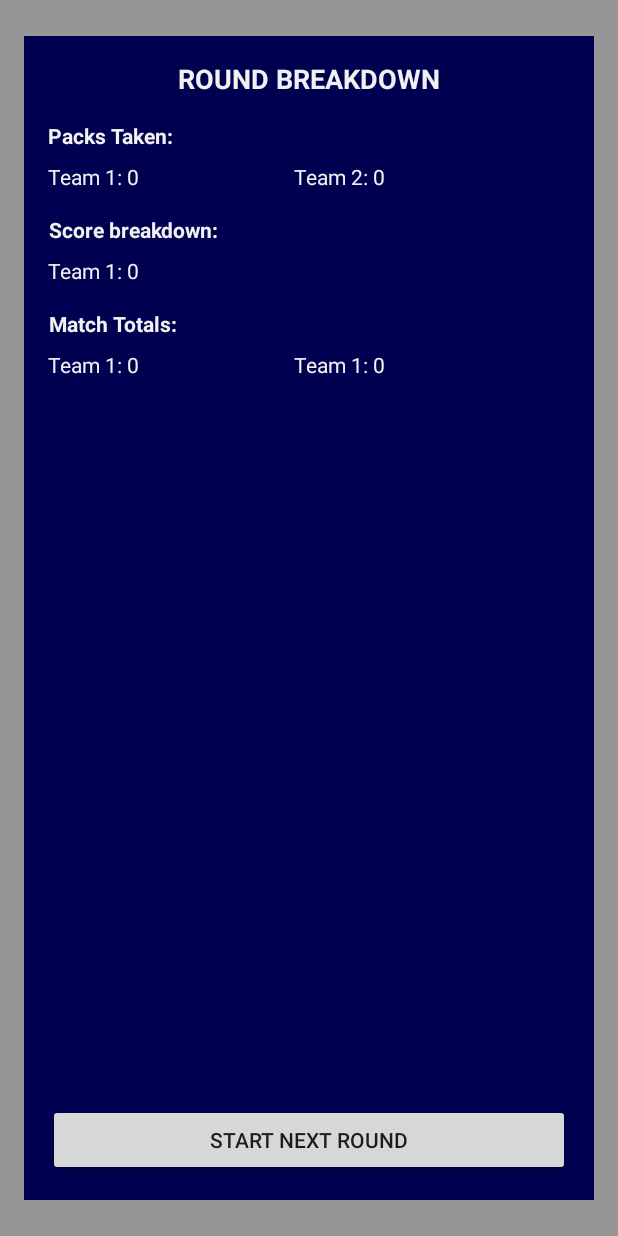
After one commit to koosschwartz7/Fivehundred, an Android app: the layout round_breakdown.xml on its own in the app's theme, with its tools: preview values and no code run, on a phone screen of 412 x 824 dp. The commit adds this screen. Run offline under Robolectric (Android 15) with nearby library versions, the phone set to English and light mode, and no system bars.

Commit message:
More corrections to mayPlayCard, again. More validation for placing of bet. Added round breakdown screen after round. mayPlaceBet still needs some work

```diff
--- a/app/src/main/java/za/co/kschwartz/fivehundreds/network/FirebaseCommunicator.kt
+++ b/app/src/main/java/za/co/kschwartz/fivehundreds/network/FirebaseCommunicator.kt
@@ -141,6 +141,10 @@ class FirebaseCommunicator(override val responseReceiver: ResponseReceiver) : Mu
             if (pack.turns[0].playedCard.suit == Suit.NULLSUIT) {
                 round.generateNextPackPlayOrder()
             }
+        } else {
+            for (i in 1..2) {
+                match.teams["Team $i"]!!.score += round.getTotalScoreForTeam(i)
+            }
         }
 
         val fbMatchNode = database.child("matches").child(match.uniqueMatchCode)
--- a/app/src/main/res/layout/activity_game.xml
+++ b/app/src/main/res/layout/activity_game.xml
@@ -20,7 +20,8 @@
             android:layout_width="match_parent"
             android:layout_height="wrap_content"
             android:orientation="vertical"
-            android:paddingBottom="130dp">
+            android:paddingBottom="130dp"
+            android:id="@+id/llMainContainer">
 
             <LinearLayout
                 android:id="@+id/llBettingScreen"
--- /dev/null
+++ b/app/src/main/res/layout/round_breakdown.xml
@@ -0,0 +1,149 @@
+<?xml version="1.0" encoding="utf-8"?>
+<androidx.constraintlayout.widget.ConstraintLayout
+    xmlns:android="http://schemas.android.com/apk/res/android"
+    xmlns:app="http://schemas.android.com/apk/res-auto"
+    xmlns:tools="http://schemas.android.com/tools"
+    android:layout_width="match_parent"
+    android:layout_height="match_parent"
+    android:background="@color/black_overlay">
+
+    <androidx.constraintlayout.widget.ConstraintLayout
+        android:layout_width="match_parent"
+        android:layout_height="match_parent"
+        android:layout_marginStart="16dp"
+        android:layout_marginTop="24dp"
+        android:layout_marginEnd="16dp"
+        android:layout_marginBottom="24dp"
+        android:background="@color/colorPrimaryDark"
+        app:layout_constraintBottom_toBottomOf="parent"
+        app:layout_constraintEnd_toEndOf="parent"
+        app:layout_constraintStart_toStartOf="parent"
+        app:layout_constraintTop_toTopOf="parent">
+
+        <TextView
+            android:id="@+id/textView7"
+            android:layout_width="wrap_content"
+            android:layout_height="wrap_content"
+            android:layout_marginTop="16dp"
+            android:gravity="center_horizontal"
+            android:text="ROUND BREAKDOWN"
+            android:textColor="@color/offWhite"
+            android:textSize="18sp"
+            android:textStyle="bold"
+            app:layout_constraintEnd_toEndOf="parent"
+            app:layout_constraintStart_toStartOf="parent"
+            app:layout_constraintTop_toTopOf="parent" />
+
+        <TextView
+            android:id="@+id/textView9"
+            android:layout_width="wrap_content"
+            android:layout_height="wrap_content"
+            android:layout_marginStart="16dp"
+            android:layout_marginTop="16dp"
+            android:gravity="center_horizontal"
+            android:text="Packs Taken:"
+            android:textColor="@color/offWhite"
+            android:textStyle="bold"
+            app:layout_constraintStart_toStartOf="parent"
+            app:layout_constraintTop_toBottomOf="@+id/textView7" />
+
+        <TextView
+            android:id="@+id/txtPacksTakenTeam1"
+            android:layout_width="wrap_content"
+            android:layout_height="wrap_content"
+            android:layout_marginStart="16dp"
+            android:layout_marginTop="8dp"
+            android:gravity="center_horizontal"
+            android:text="Team 1: 0"
+            android:textColor="@color/offWhite"
+            app:layout_constraintStart_toStartOf="parent"
+            app:layout_constraintTop_toBottomOf="@+id/textView9" />
+
+        <TextView
+            android:id="@+id/txtMatchTotalTeam1"
+            android:layout_width="wrap_content"
+            android:layout_height="wrap_content"
+            android:layout_marginStart="16dp"
+            android:layout_marginTop="8dp"
+            android:gravity="center_horizontal"
+            android:text="Team 1: 0"
+            android:textColor="@color/offWhite"
+            app:layout_constraintStart_toStartOf="parent"
+            app:layout_constraintTop_toBottomOf="@+id/textView14" />
+
+        <TextView
+            android:id="@+id/txtScoreBreakdown"
+            android:layout_width="wrap_content"
+            android:layout_height="wrap_content"
+            android:layout_marginStart="16dp"
+            android:layout_marginTop="8dp"
+            android:gravity="center_horizontal"
+            android:text="Team 1: 0"
+            android:textColor="@color/offWhite"
+            app:layout_constraintStart_toStartOf="parent"
+            app:layout_constraintTop_toBottomOf="@+id/textView12" />
+
+        <TextView
+            android:id="@+id/txtPacksTakenTeam2"
+            android:layout_width="wrap_content"
+            android:layout_height="wrap_content"
+            android:layout_marginStart="180dp"
+            android:layout_marginTop="8dp"
+            android:gravity="center_horizontal"
+            android:text="Team 2: 0"
+            android:textColor="@color/offWhite"
+            app:layout_constraintStart_toStartOf="parent"
+            app:layout_constraintTop_toBottomOf="@+id/textView9" />
+
+        <TextView
+            android:id="@+id/txtMatchTotalTeam2"
+            android:layout_width="wrap_content"
+            android:layout_height="wrap_content"
+            android:layout_marginStart="180dp"
+            android:layout_marginTop="8dp"
+            android:gravity="center_horizontal"
+            android:text="Team 1: 0"
+            android:textColor="@color/offWhite"
+            app:layout_constraintStart_toStartOf="parent"
+            app:layout_constraintTop_toBottomOf="@+id/textView14" />
+
+        <TextView
+            android:id="@+id/textView12"
+            android:layout_width="wrap_content"
+            android:layout_height="wrap_content"
+            android:layout_marginStart="16dp"
+            android:layout_marginTop="16dp"
+            android:gravity="center_horizontal"
+            android:text="Score breakdown:"
+            android:textColor="@color/offWhite"
+            android:textStyle="bold"
+            app:layout_constraintStart_toStartOf="parent"
+            app:layout_constraintTop_toBottomOf="@+id/txtPacksTakenTeam1" />
+
+        <TextView
+            android:id="@+id/textView14"
+            android:layout_width="wrap_content"
+            android:layout_height="wrap_content"
+            android:layout_marginStart="16dp"
+            android:layout_marginTop="16dp"
+            android:gravity="center_horizontal"
+            android:text="Match Totals:"
+            android:textColor="@color/offWhite"
+            android:textStyle="bold"
+            app:layout_constraintStart_toStartOf="parent"
+            app:layout_constraintTop_toBottomOf="@+id/txtScoreBreakdown" />
+
+        <Button
+            android:id="@+id/btnStartNextRound"
+            android:layout_width="0dp"
+            android:layout_height="wrap_content"
+            android:layout_marginStart="16dp"
+            android:layout_marginEnd="16dp"
+            android:layout_marginBottom="16dp"
+            android:text="START NEXT ROUND"
+            app:layout_constraintBottom_toBottomOf="parent"
+            app:layout_constraintEnd_toEndOf="parent"
+            app:layout_constraintStart_toStartOf="parent" />
+
+    </androidx.constraintlayout.widget.ConstraintLayout>
+</androidx.constraintlayout.widget.ConstraintLayout>
```
Also changed, not shown: app/src/main/java/za/co/kschwartz/fivehundreds/GameActivity.kt (+86 -16 lines), app/src/main/java/za/co/kschwartz/fivehundreds/domain/Pack.kt (+7 -17 lines).
